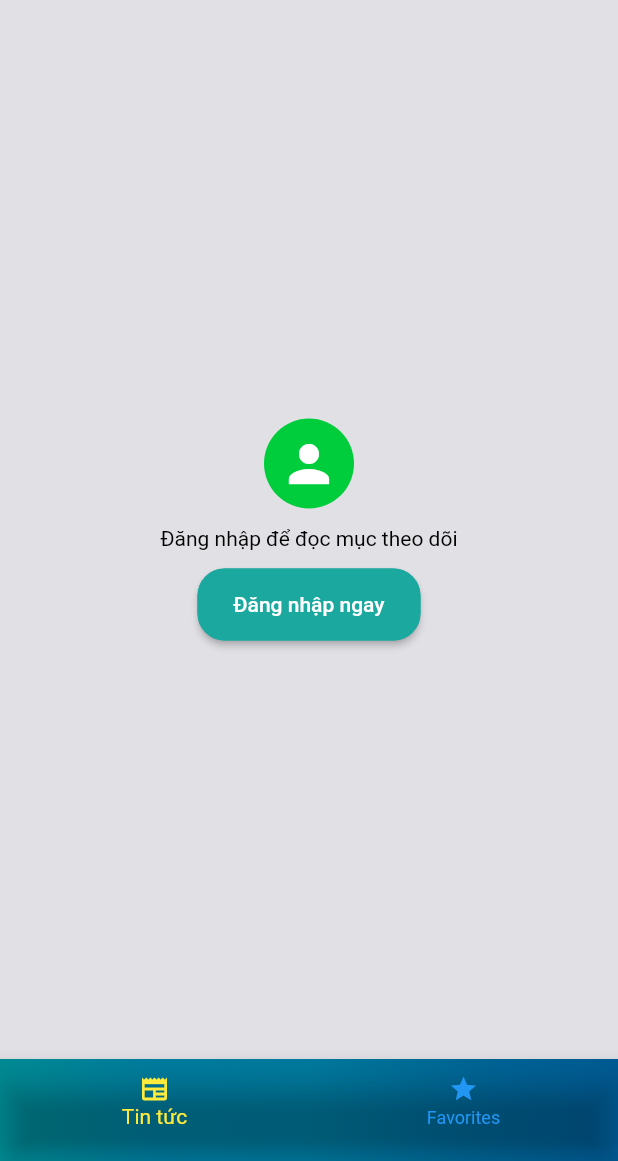
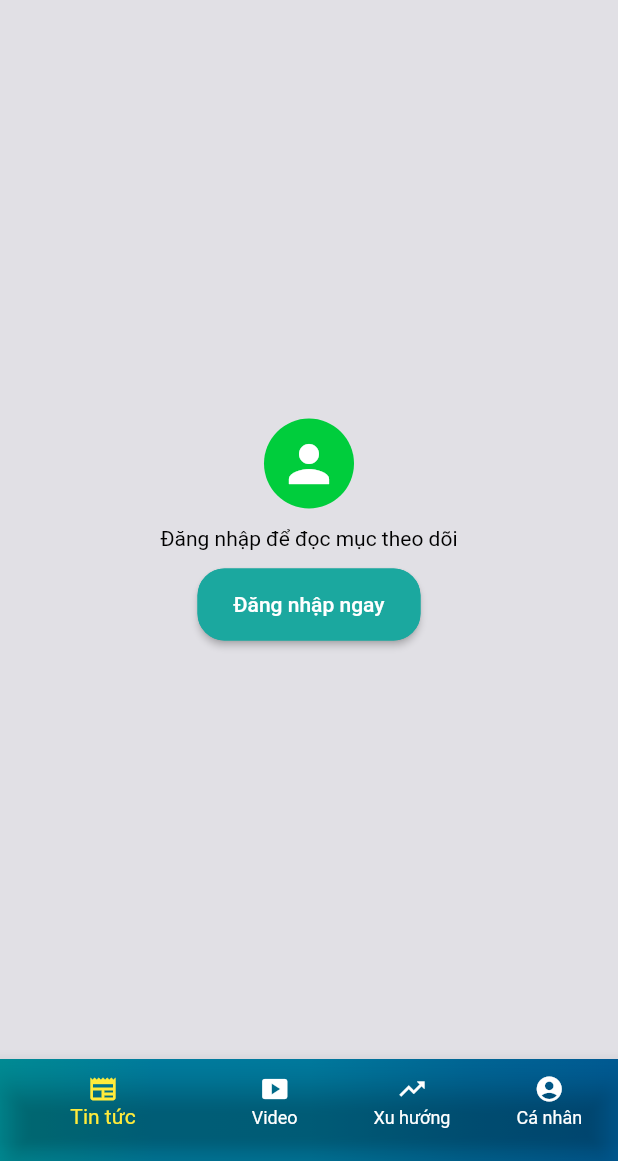
Before and after one commit to phanvungoc96/firstflutter, a Flutter app: the screen it shows after launch, on a phone screen of 412 x 824 dp, the part 75-1236 px from its top. Run offline on Flutter 3.47's test engine with Material 2 defaults, Android fonts, the phone set to English and light mode, and no system bars; our stand-ins replace cached_network_image, google_fonts.

Commit message:
update UI

```diff
--- a/analysis_options.yaml
+++ b/analysis_options.yaml
@@ -29,6 +29,7 @@ linter:
     undefined_identifier: false
     const_constructor_param_type_mismatch: false
     undefined_getter: false
+    prefer_final_fields: false
     non_constant_default_value: false
     missing_default_value_for_parameter: false
     final_initialized_in_declaration_and_constructor: false
--- a/lib/screens/tabScreens.dart
+++ b/lib/screens/tabScreens.dart
@@ -19,7 +19,15 @@ class _TabsScreenState extends State<TabsScreen> {
     },
     {
       'page': DetailPage(),
-      'title': 'Detail',
+      'title': 'Video',
+    },
+    {
+      'page': DetailPage(),
+      'title': 'Xu hướng',
+    },
+    {
+      'page': DetailPage(),
+      'title': 'Cá nhân',
     },
   ];
   int _selectedPageIndex = 0;
@@ -51,9 +59,10 @@ class _TabsScreenState extends State<TabsScreen> {
               child: BottomNavigationBar(
                 onTap: _selectPage,
                 backgroundColor: Colors.transparent,
-                unselectedItemColor: Theme.of(context).primaryColor,
+                unselectedItemColor: Colors.white,
                 selectedItemColor: Colors.yellow,
                 currentIndex: _selectedPageIndex,
+                showUnselectedLabels: true,
                 iconSize: 20,
                 items: const [
                   BottomNavigationBarItem(
@@ -63,8 +72,18 @@ class _TabsScreenState extends State<TabsScreen> {
                   ),
                   BottomNavigationBarItem(
                     backgroundColor: Colors.transparent,
-                    icon: Icon(Icons.star),
-                    label: 'Favorites',
+                    icon: Icon(Icons.smart_display),
+                    label: 'Video',
+                  ),
+                  BottomNavigationBarItem(
+                    backgroundColor: Colors.transparent,
+                    icon: Icon(Icons.trending_up),
+                    label: 'Xu hướng',
+                  ),
+                  BottomNavigationBarItem(
+                    backgroundColor: Colors.transparent,
+                    icon: Icon(Icons.account_circle),
+                    label: 'Cá nhân',
                   ),
                 ],
               ),
```
